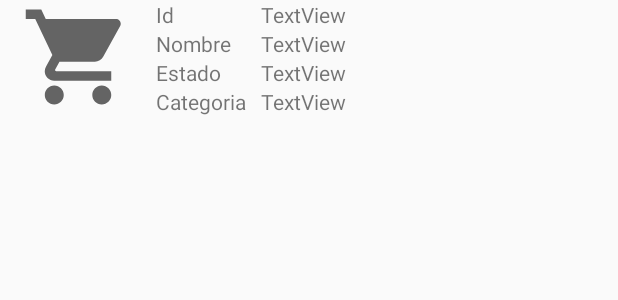
After one commit to Cortezhac/AplicacionJavaMysql, an Android app: the layout custom_producto_recycler_layout.xml on its own in the app's theme, with its tools: preview values and no code run, on a phone screen of 412 x 824 dp. The commit adds this screen. Shown: the top 300 px of the screen. Run offline under Robolectric (Android 15) with nearby library versions, the phone set to English and light mode, and no system bars; network calls fail.

Commit message:
Listar Producto funcionando

```diff
--- a/app/build.gradle
+++ b/app/build.gradle
@@ -36,6 +36,7 @@ dependencies {
     implementation 'androidx.navigation:navigation-ui:2.3.1'
     implementation 'androidx.lifecycle:lifecycle-livedata-ktx:2.2.0'
     implementation 'androidx.lifecycle:lifecycle-viewmodel-ktx:2.2.0'
+    implementation 'androidx.recyclerview:recyclerview:1.1.0'
     testImplementation 'junit:junit:4.12'
     androidTestImplementation 'androidx.test.ext:junit:1.1.2'
     androidTestImplementation 'androidx.test.espresso:espresso-core:3.3.0'
--- a/app/src/main/java/com/cortezhac/login/ui/producto/ProductoFragment.java
+++ b/app/src/main/java/com/cortezhac/login/ui/producto/ProductoFragment.java
@@ -8,6 +8,7 @@ import android.os.Bundle;
 import androidx.annotation.NonNull;
 import androidx.annotation.Nullable;
 import androidx.fragment.app.Fragment;
+import androidx.navigation.Navigation;
 
 import android.util.Log;
 import android.view.LayoutInflater;
@@ -139,6 +140,9 @@ public class ProductoFragment extends Fragment {
                 }
             }
         });
+
+        // Boton que muestra el fragmento de lista de productos
+        listarProducto.setOnClickListener(Navigation.createNavigateOnClickListener(R.id.action_productoFragment_to_listarProductoFragment));
     }
 
     public void getCategorias(final Context context){
--- /dev/null
+++ b/app/src/main/res/layout/custom_producto_recycler_layout.xml
@@ -0,0 +1,94 @@
+<?xml version="1.0" encoding="utf-8"?>
+<LinearLayout xmlns:android="http://schemas.android.com/apk/res/android"
+    xmlns:app="http://schemas.android.com/apk/res-auto"
+    xmlns:tools="http://schemas.android.com/tools"
+    android:layout_width="match_parent"
+    android:layout_height="match_parent">
+
+    <ImageView
+        android:id="@+id/imageView3"
+        android:layout_width="86dp"
+        android:layout_height="76dp"
+        android:layout_weight="1"
+        app:srcCompat="@drawable/ic_prodcuto"
+        tools:srcCompat="@drawable/ic_prodcuto" />
+
+    <TableLayout
+        android:layout_width="wrap_content"
+        android:layout_height="match_parent"
+        android:layout_weight="10">
+
+        <TableRow
+            android:layout_width="match_parent"
+            android:layout_height="match_parent">
+
+            <TextView
+                android:id="@+id/textView2"
+                android:layout_width="wrap_content"
+                android:layout_height="wrap_content"
+                android:paddingRight="10dp"
+                android:text="Id" />
+
+            <TextView
+                android:id="@+id/txtIdProductoAdapter"
+                android:layout_width="wrap_content"
+                android:layout_height="wrap_content"
+                android:text="TextView" />
+        </TableRow>
+
+        <TableRow
+            android:layout_width="match_parent"
+            android:layout_height="match_parent" >
+
+            <TextView
+                android:id="@+id/textView4"
+                android:layout_width="wrap_content"
+                android:layout_height="wrap_content"
+                android:paddingRight="10dp"
+                android:text="Nombre" />
+
+            <TextView
+                android:id="@+id/txtNombreProductoAdapter"
+                android:layout_width="wrap_content"
+                android:layout_height="wrap_content"
+                android:text="TextView" />
+        </TableRow>
+
+        <TableRow
+            android:layout_width="match_parent"
+            android:layout_height="match_parent" >
+
+            <TextView
+                android:id="@+id/textView6"
+                android:layout_width="wrap_content"
+                android:layout_height="wrap_content"
+                android:paddingRight="10dp"
+                android:text="Estado" />
+
+            <TextView
+                android:id="@+id/txtEstadoProductoAdapter"
+                android:layout_width="wrap_content"
+                android:layout_height="wrap_content"
+                android:text="TextView" />
+        </TableRow>
+
+        <TableRow
+            android:layout_width="match_parent"
+            android:layout_height="match_parent">
+
+            <TextView
+                android:id="@+id/textView9"
+                android:layout_width="wrap_content"
+                android:layout_height="wrap_content"
+                android:paddingRight="10dp"
+                android:text="Categoria" />
+
+            <TextView
+                android:id="@+id/txtCategoriaProductoAdapter"
+                android:layout_width="wrap_content"
+                android:layout_height="wrap_content"
+                android:text="TextView" />
+        </TableRow>
+    </TableLayout>
+
+</LinearLayout>
--- a/app/src/main/res/values/dimens.xml
+++ b/app/src/main/res/values/dimens.xml
@@ -5,4 +5,5 @@
     <dimen name="nav_header_vertical_spacing">8dp</dimen>
     <dimen name="nav_header_height">176dp</dimen>
     <dimen name="fab_margin">16dp</dimen>
+    <dimen name="text_margin">16dp</dimen>
 </resources>
--- a/app/src/main/res/values/strings.xml
+++ b/app/src/main/res/values/strings.xml
@@ -18,10 +18,4 @@
     <string name="hello_blank_fragment">Hello blank fragment</string>
 
 
-
-
-
-
-
-
 </resources>
```
Also changed, not shown: app/src/main/java/com/cortezhac/login/ui/adapter/ProductoAdapter.java (added, +69 -0 lines), app/src/main/java/com/cortezhac/login/ui/producto/ListarProductoFragment.java (added, +217 -0 lines), app/src/main/res/layout/fragment_listar_producto.xml (added, +37 -0 lines), app/src/main/res/navigation/mobile_navigation.xml (+14 -1 lines).
